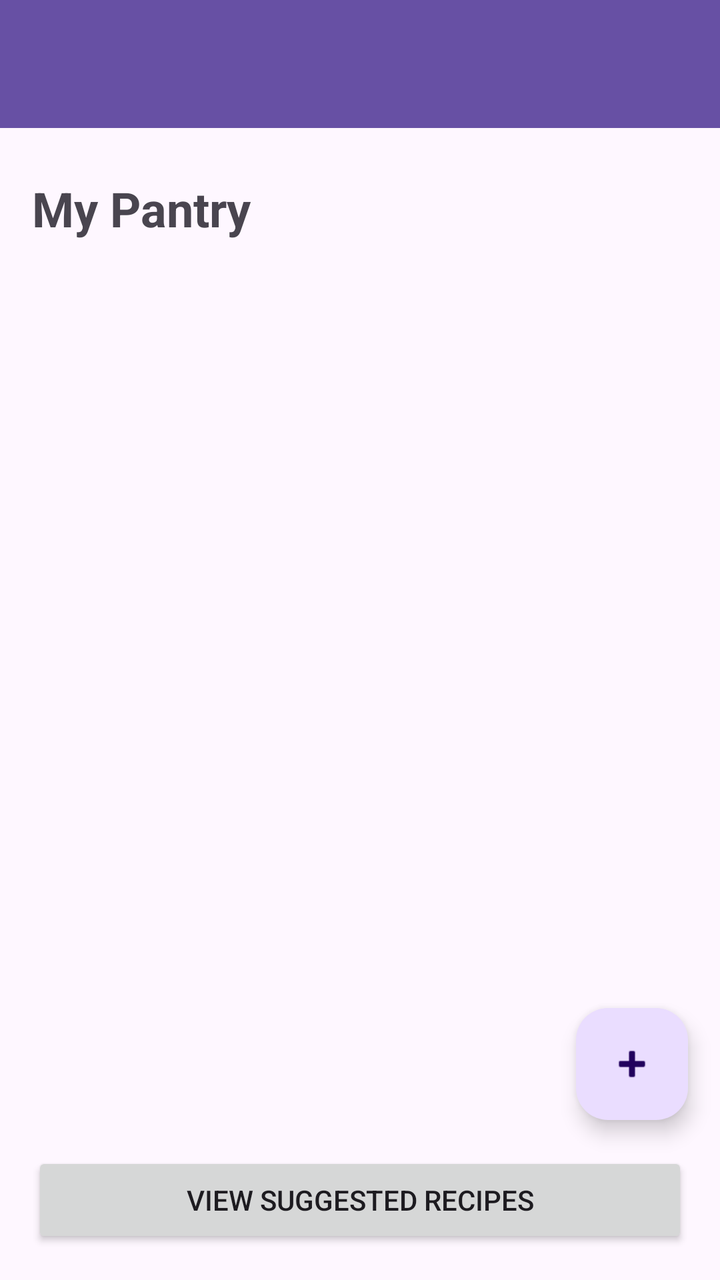
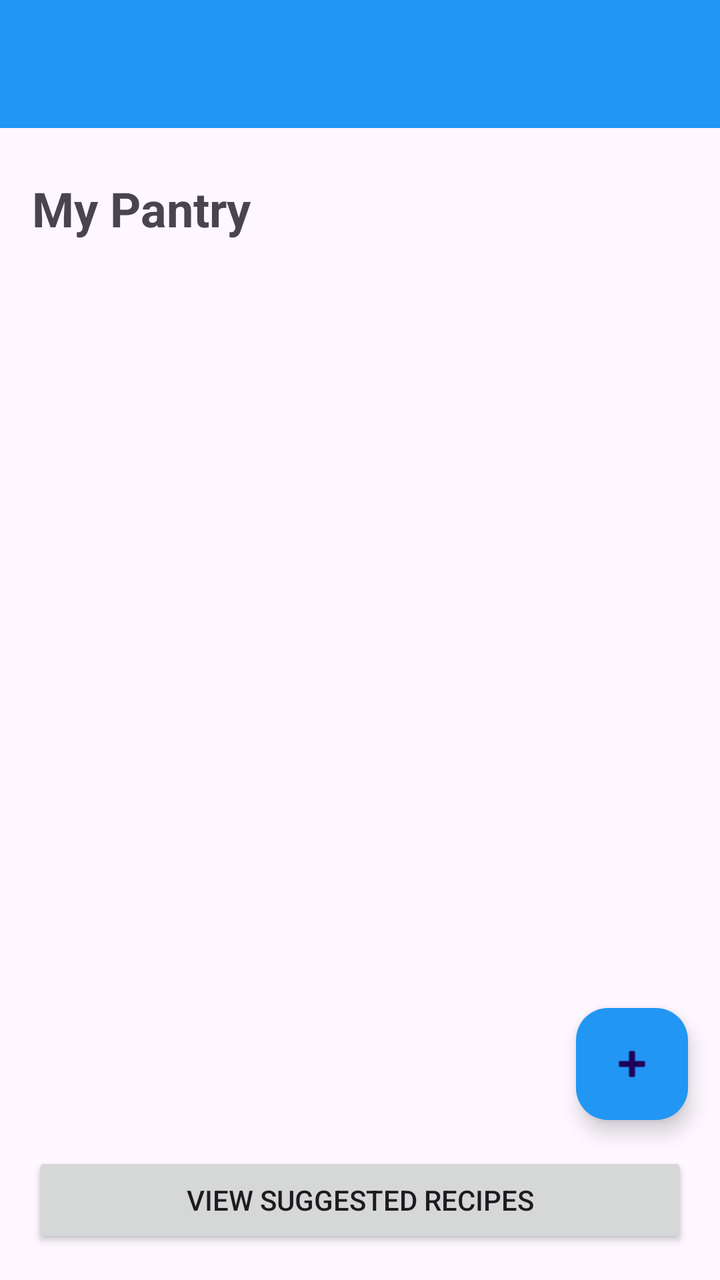

Compare the two renders of this Android layout. The source of the first and the diff that turns it into the second are given below.
<!-- AndroidManifest.xml: application theme Theme.SmartPantryManager -->
<!-- res/layout/activity_main.xml -->
<?xml version="1.0" encoding="utf-8"?>
<androidx.constraintlayout.widget.ConstraintLayout xmlns:android="http://schemas.android.com/apk/res/android"
    xmlns:app="http://schemas.android.com/apk/res-auto"
    xmlns:tools="http://schemas.android.com/tools"
    android:layout_width="match_parent"
    android:layout_height="match_parent"
    tools:context=".MainActivity">

    <androidx.appcompat.widget.Toolbar
        android:id="@+id/toolbar"
        android:layout_width="0dp"
        android:layout_height="?attr/actionBarSize"
        android:background="?attr/colorPrimary"
        android:theme="@style/ThemeOverlay.AppCompat.Dark.ActionBar"
        app:popupTheme="@style/ThemeOverlay.AppCompat.Light"
        app:layout_constraintTop_toTopOf="parent"
        app:layout_constraintStart_toStartOf="parent"
        app:layout_constraintEnd_toEndOf="parent" />

    <TextView
        android:id="@+id/tvTitle"
        android:layout_width="wrap_content"
        android:layout_height="wrap_content"
        android:text="My Pantry"
        android:textSize="24sp"
        android:textStyle="bold"
        android:layout_marginTop="24dp"
        android:layout_marginStart="16dp"
        app:layout_constraintTop_toBottomOf="@id/toolbar"
        app:layout_constraintStart_toStartOf="parent" />

    <TextView
        android:id="@+id/tvEmpty"
        android:layout_width="wrap_content"
        android:layout_height="wrap_content"
        android:text="Your pantry is empty. Tap + to add an ingredient."
        android:textSize="16sp"
        android:textColor="#888888"
        android:visibility="gone"
        app:layout_constraintTop_toTopOf="parent"
        app:layout_constraintBottom_toBottomOf="parent"
        app:layout_constraintStart_toStartOf="parent"
        app:layout_constraintEnd_toEndOf="parent" />

    <androidx.recyclerview.widget.RecyclerView
        android:id="@+id/recyclerPantry"
        android:layout_width="0dp"
        android:layout_height="0dp"
        android:layout_marginTop="16dp"
        app:layout_constraintTop_toBottomOf="@id/tvTitle"
        app:layout_constraintBottom_toTopOf="@id/btnSuggestedRecipes"
        app:layout_constraintStart_toStartOf="parent"
        app:layout_constraintEnd_toEndOf="parent" />

    <com.google.android.material.floatingactionbutton.FloatingActionButton
        android:id="@+id/fabAddItem"
        android:layout_width="wrap_content"
        android:layout_height="wrap_content"
        android:layout_marginEnd="16dp"
        android:layout_marginBottom="16dp"
        android:src="@android:drawable/ic_input_add"
        app:layout_constraintBottom_toTopOf="@id/btnSuggestedRecipes"
        app:layout_constraintEnd_toEndOf="parent" />

    <Button
        android:id="@+id/btnSuggestedRecipes"
        android:layout_width="0dp"
        android:layout_height="wrap_content"
        android:text="View Suggested Recipes"
        android:layout_marginStart="16dp"
        android:layout_marginEnd="16dp"
        android:layout_marginBottom="16dp"
        app:layout_constraintBottom_toBottomOf="parent"
        app:layout_constraintStart_toStartOf="parent"
        app:layout_constraintEnd_toEndOf="parent" />

</androidx.constraintlayout.widget.ConstraintLayout>
<!-- resources referenced by this layout -->
<resources>
  <style name="Theme.SmartPantryManager" parent="Base.Theme.SmartPantryManager" />
  <style name="Base.Theme.SmartPantryManager" parent="Theme.Material3.DayNight.NoActionBar">
          
          
      </style>
</resources>

<!-- the commit's change to res/layout/activity_main.xml (unified diff, before → after) -->
@@ -59,6 +59,7 @@
         android:layout_marginEnd="16dp"
         android:layout_marginBottom="16dp"
         android:src="@android:drawable/ic_input_add"
+        app:backgroundTint="@color/colorPrimary"
         app:layout_constraintBottom_toTopOf="@id/btnSuggestedRecipes"
         app:layout_constraintEnd_toEndOf="parent" />
 
<!-- resource entries referenced after the edit -->
@@ -1,9 +1,12 @@
 <!-- resources referenced by this layout -->
 <resources>
+  <color name="colorPrimary">#2196F3</color>
   <style name="Theme.SmartPantryManager" parent="Base.Theme.SmartPantryManager" />
   <style name="Base.Theme.SmartPantryManager" parent="Theme.Material3.DayNight.NoActionBar">
-          
-          
+          <item name="colorPrimary">@color/colorPrimary</item>
+          <item name="colorPrimaryDark">@color/colorPrimaryDark</item>
+          <item name="colorAccent">@color/colorPrimary</item>
       </style>
+  <color name="colorPrimaryDark">#1565C0</color>
 </resources>
 
